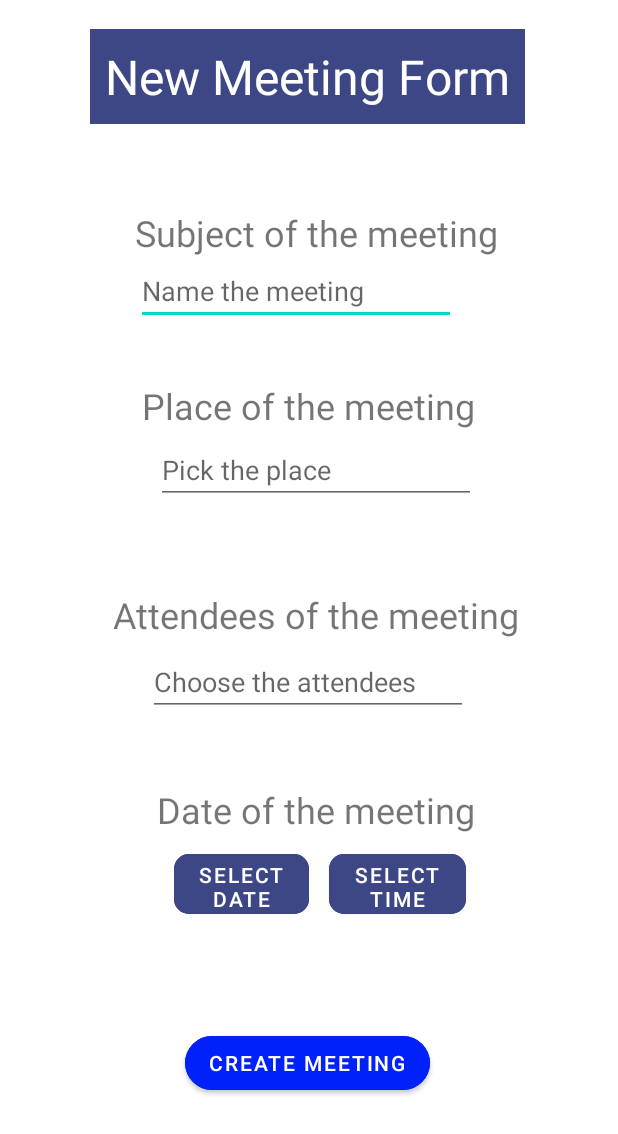
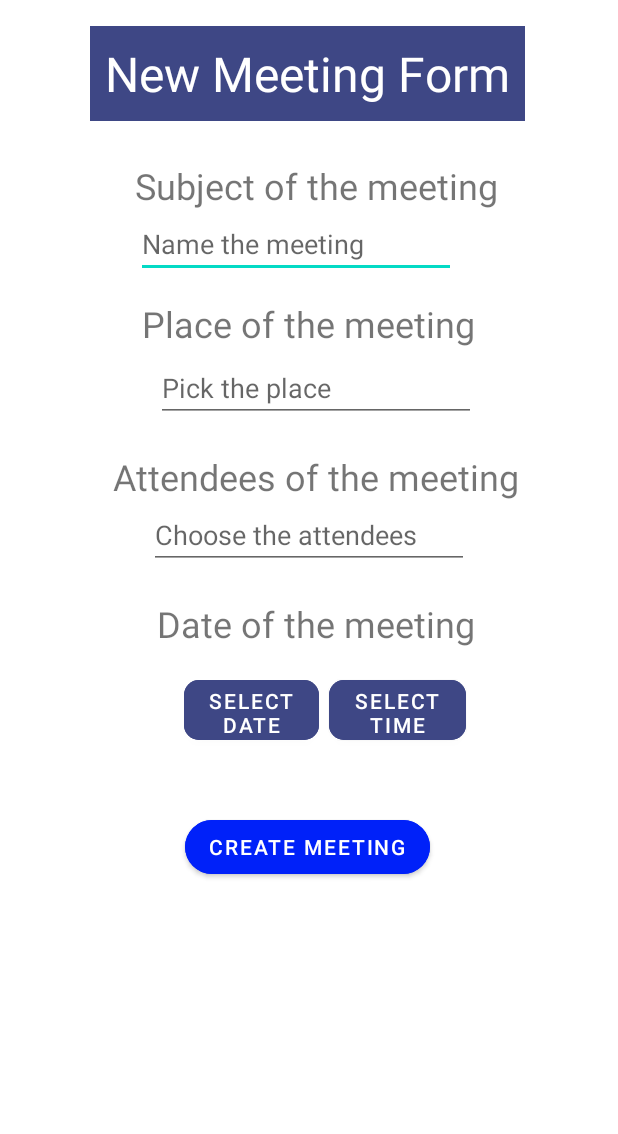
Before and after one commit to vigneaud-khalid/Ma_reu, an Android app: the AddMeetingActivity screen opened directly, with no data from a screen before it, on a phone screen of 412 x 824 dp. Shown: the top 1134 px of the screen. Run offline under Robolectric (Android 15) with nearby library versions, the phone set to English and light mode, and no system bars.

```diff
--- a/app/src/main/java/com/khalid/mareu/repository/MeetingRepository.java
+++ b/app/src/main/java/com/khalid/mareu/repository/MeetingRepository.java
@@ -11,8 +11,6 @@ import java.util.List;
  */
 public class MeetingRepository {
 
-
-
     private final MeetingApiService service;
     private String filterOption;
 
@@ -23,9 +21,6 @@ public class MeetingRepository {
 //     * Get an instance on @{@link MeetingApiService}
 //     * @return
 //     */
-//    public static MeetingApiService getMeetingApiService() {
-//        return service;
-//    }
 
     /**
      * Get always a new instance on @{@link MeetingApiService}. Useful for tests, so we ensure the context is clean.
--- a/app/src/main/java/com/khalid/mareu/ui/MeetingFragment.java
+++ b/app/src/main/java/com/khalid/mareu/ui/MeetingFragment.java
@@ -64,7 +64,7 @@ public class MeetingFragment extends Fragment {
     public void initList() {
         mMeetings = mRep.getMeetings();
         if (mMeetings.isEmpty()){
-            Toast.makeText(getActivity(),"With your criteria there are no meetings!", Toast.LENGTH_LONG).show();
+            Toast.makeText(getActivity(),"With your criteria there are no meeting!", Toast.LENGTH_LONG).show();
         }
         mRecyclerView.setAdapter(new MyMeetingRecyclerViewAdapter(mMeetings));
     }
--- a/app/src/main/res/layout/activity_add_meeting.xml
+++ b/app/src/main/res/layout/activity_add_meeting.xml
@@ -1,11 +1,15 @@
 <?xml version="1.0" encoding="utf-8"?>
-<androidx.constraintlayout.widget.ConstraintLayout xmlns:android="http://schemas.android.com/apk/res/android"
+<ScrollView
+    xmlns:android="http://schemas.android.com/apk/res/android"
     xmlns:app="http://schemas.android.com/apk/res-auto"
     xmlns:tools="http://schemas.android.com/tools"
+    android:orientation="vertical"
+    android:layout_width="match_parent"
+    android:layout_height="wrap_content" >
+<androidx.constraintlayout.widget.ConstraintLayout
     android:layout_width="match_parent"
     android:layout_height="match_parent"
     tools:context=".ui.AddMeetingActivity">
-
 
     <TextView
         android:id="@+id/title"
@@ -17,7 +21,6 @@
         android:background="#58A3FF"
         android:backgroundTint="#3E4785"
         android:padding="10dp"
-
         android:text="@string/title"
         android:textColor="@color/cardview_light_background"
         android:textSize="32dp"
@@ -33,7 +36,7 @@
         android:layout_width="wrap_content"
         android:layout_height="wrap_content"
         android:layout_marginStart="20dp"
-        android:layout_marginTop="5dp"
+        android:layout_marginTop="15dp"
         android:layout_marginEnd="10dp"
         android:paddingLeft="13dp"
         android:text="@string/subject"
@@ -45,7 +48,6 @@
         app:layout_constraintTop_toTopOf="parent"
         app:layout_constraintVertical_bias="0.17" />
 
-
     <EditText
         android:id="@+id/subjectField"
         android:layout_width="wrap_content"
@@ -56,6 +58,21 @@
         app:layout_constraintHorizontal_bias="0.457"
         app:layout_constraintStart_toStartOf="parent"
         app:layout_constraintTop_toBottomOf="@+id/subject" />
+
+    <TextView
+        android:id="@+id/place"
+        android:layout_width="wrap_content"
+        android:layout_height="wrap_content"
+        android:layout_marginStart="20dp"
+        android:layout_marginTop="14dp"
+        android:layout_marginEnd="20dp"
+        android:paddingLeft="13dp"
+        android:text="@string/place"
+        android:textSize="24dp"
+        app:layout_constraintEnd_toEndOf="parent"
+        app:layout_constraintHorizontal_bias="0.449"
+        app:layout_constraintStart_toStartOf="parent"
+        app:layout_constraintTop_toBottomOf="@+id/subjectField" />
 
     <AutoCompleteTextView
         android:id="@+id/autocomplete_place"
@@ -71,21 +88,19 @@
         app:layout_constraintTop_toBottomOf="@+id/place" />
 
     <TextView
-        android:id="@+id/place"
+        android:id="@+id/attendees"
         android:layout_width="wrap_content"
         android:layout_height="wrap_content"
         android:layout_marginStart="20dp"
-        android:layout_marginTop="14dp"
+        android:layout_marginTop="20dp"
         android:layout_marginEnd="20dp"
         android:paddingLeft="13dp"
-        android:text="@string/place"
+        android:text="@string/attendeesChoice"
         android:textSize="24dp"
-        app:layout_constraintBottom_toBottomOf="parent"
         app:layout_constraintEnd_toEndOf="parent"
-        app:layout_constraintHorizontal_bias="0.449"
+        app:layout_constraintHorizontal_bias="0.477"
         app:layout_constraintStart_toStartOf="parent"
-        app:layout_constraintTop_toTopOf="parent"
-        app:layout_constraintVertical_bias="0.309" />
+        app:layout_constraintTop_toBottomOf="@+id/autocomplete_place" />
 
     <MultiAutoCompleteTextView
         android:id="@+id/autocomplete_attendees"
@@ -94,94 +109,69 @@
         android:completionThreshold="1"
         android:ems="10"
         android:hint="@string/listAttendees"
-        app:layout_constraintBottom_toBottomOf="parent"
         app:layout_constraintEnd_toEndOf="parent"
-        app:layout_constraintHorizontal_bias="0.497"
-
         app:layout_constraintStart_toStartOf="parent"
-        app:layout_constraintTop_toTopOf="parent"
-        app:layout_constraintVertical_bias="0.555" />
-
-    <TextView
-        android:id="@+id/attendees"
-        android:layout_width="wrap_content"
-        android:layout_height="wrap_content"
-        android:layout_marginStart="20dp"
-        android:layout_marginTop="24dp"
-        android:layout_marginEnd="20dp"
-        android:paddingLeft="13dp"
-        android:text="@string/attendeesChoice"
-        android:textSize="24dp"
-        app:layout_constraintBottom_toBottomOf="parent"
-        app:layout_constraintEnd_toEndOf="parent"
-        app:layout_constraintHorizontal_bias="0.477"
-        app:layout_constraintStart_toStartOf="parent"
-        app:layout_constraintTop_toTopOf="parent"
-        app:layout_constraintVertical_bias="0.481" />
-
+        app:layout_constraintTop_toBottomOf="@+id/attendees" />
 
     <TextView
         android:id="@+id/date"
         android:layout_width="wrap_content"
         android:layout_height="wrap_content"
+        android:layout_marginTop="20dp"
         android:layout_marginStart="20dp"
-        android:layout_marginTop="24dp"
         android:layout_marginEnd="20dp"
         android:paddingLeft="13dp"
         android:text="@string/date"
         android:textSize="24dp"
-        app:layout_constraintBottom_toBottomOf="parent"
         app:layout_constraintEnd_toEndOf="parent"
         app:layout_constraintHorizontal_bias="0.486"
         app:layout_constraintStart_toStartOf="parent"
-        app:layout_constraintTop_toTopOf="parent"
-        app:layout_constraintVertical_bias="0.651" />
+        app:layout_constraintTop_toBottomOf="@+id/autocomplete_attendees" />
+
+    <Button
+        android:id="@+id/onDateSet"
+        android:layout_width="90dp"
+        android:layout_height="52dp"
+        android:layout_marginTop="15dp"
+        android:backgroundTint="#3E4785"
+        android:onClick="chooseDate"
+        android:text="SELECT DATE"
+        app:cornerRadius="10dp"
+        app:layout_constraintEnd_toEndOf="parent"
+        app:layout_constraintHorizontal_bias="0.38"
+        app:layout_constraintStart_toStartOf="parent"
+        app:layout_constraintTop_toBottomOf="@+id/date" />
+
+    <Button
+        android:id="@+id/onTimeSet"
+        android:layout_width="91dp"
+        android:layout_height="52dp"
+        android:layout_marginTop="15dp"
+        android:backgroundTint="#3E4785"
+        android:onClick="chooseTime"
+        android:text="SELECT TIME"
+        app:cornerRadius="10dp"
+        app:layout_constraintEnd_toEndOf="parent"
+        app:layout_constraintHorizontal_bias="0.684"
+        app:layout_constraintStart_toStartOf="parent"
+        app:layout_constraintTop_toBottomOf="@+id/date" />
 
     <TextView
         android:id="@+id/dateDisplay"
         android:layout_width="145dp"
         android:layout_height="21dp"
+        android:layout_marginTop="10dp"
         android:ems="10"
         app:layout_constraintBottom_toTopOf="@+id/confirm_add_button"
         app:layout_constraintEnd_toEndOf="parent"
         app:layout_constraintStart_toStartOf="parent"
-        app:layout_constraintTop_toBottomOf="@+id/date"
-        app:layout_constraintVertical_bias="0.81" />
-
-    <Button
-        android:id="@+id/onTimeSet"
-        android:layout_width="91dp"
-        android:layout_height="52dp"
-        android:backgroundTint="#3E4785"
-        android:onClick="chooseTime"
-        android:text="SELECT TIME"
-        app:cornerRadius="10dp"
-        app:layout_constraintBottom_toBottomOf="parent"
-        app:layout_constraintEnd_toEndOf="parent"
-        app:layout_constraintHorizontal_bias="0.684"
-        app:layout_constraintStart_toStartOf="parent"
-        app:layout_constraintTop_toTopOf="parent"
-        app:layout_constraintVertical_bias="0.73" />
-
-    <Button
-        android:id="@+id/onDateSet"
-        android:layout_width="90dp"
-        android:layout_height="52dp"
-        android:backgroundTint="#3E4785"
-        android:onClick="chooseDate"
-        android:text="SELECT DATE"
-        app:cornerRadius="10dp"
-        app:layout_constraintBottom_toBottomOf="parent"
-        app:layout_constraintEnd_toEndOf="parent"
-        app:layout_constraintHorizontal_bias="0.361"
-        app:layout_constraintStart_toStartOf="parent"
-        app:layout_constraintTop_toTopOf="parent"
-        app:layout_constraintVertical_bias="0.73" />
+        app:layout_constraintTop_toBottomOf="@+id/onDateSet" />
 
     <Button
         android:id="@+id/confirm_add_button"
         android:layout_width="wrap_content"
         android:layout_height="wrap_content"
+        android:layout_marginTop="10dp"
         android:backgroundTint="#0021F9"
         android:onClick="submitButtonHandler"
         android:text="Create Meeting"
@@ -190,8 +180,7 @@
         app:layout_constraintEnd_toEndOf="parent"
         app:layout_constraintHorizontal_bias="0.495"
         app:layout_constraintStart_toStartOf="parent"
-        app:layout_constraintTop_toTopOf="parent"
-        app:layout_constraintVertical_bias="0.882" />
-
+        app:layout_constraintTop_toBottomOf="@+id/dateDisplay" />
 
 </androidx.constraintlayout.widget.ConstraintLayout>
+</ScrollView>
--- a/app/src/main/res/layout/activity_list_meeting.xml
+++ b/app/src/main/res/layout/activity_list_meeting.xml
@@ -18,9 +18,7 @@
         app:layout_constraintTop_toTopOf="parent"
         app:popupTheme="@style/ThemeOverlay.AppCompat.Light"
         app:titleTextAppearance="@style/Toolbar.TitleText">
-
     </androidx.appcompat.widget.Toolbar>
-
 
     <androidx.fragment.app.FragmentContainerView
         android:id="@+id/fragment_container_view"
--- a/app/src/main/res/layout/fragment_meeting.xml
+++ b/app/src/main/res/layout/fragment_meeting.xml
@@ -5,7 +5,6 @@
     android:layout_width="match_parent"
     android:layout_height="wrap_content"
     android:orientation="vertical">
-
 
     <ImageView
         android:id="@+id/item_round_color_circle"
@@ -38,9 +37,9 @@
             android:layout_height="wrap_content"
             android:layout_marginStart="9dp"
             android:textSize="16sp"
+            android:textColor="@color/black"
             android:textStyle="bold"
             app:layout_constraintBottom_toBottomOf="@+id/item_round_color_circle"
-
             app:layout_constraintStart_toEndOf="@+id/item_round_color_circle"
             app:layout_constraintTop_toTopOf="@+id/item_round_color_circle" />
 
@@ -53,11 +52,9 @@
             android:maxLines="2"
             android:textSize="14sp"
             android:textStyle="bold"
-
             app:layout_constraintBottom_toBottomOf="@+id/item_round_color_circle"
             app:layout_constraintStart_toEndOf="@+id/item_round_color_circle"
             app:layout_constraintTop_toTopOf="@+id/item_round_color_circle" />
-
     </LinearLayout>
 
     <ImageButton
--- a/app/src/main/res/menu/menu_filter.xml
+++ b/app/src/main/res/menu/menu_filter.xml
@@ -45,12 +45,6 @@
             <item
                 android:id="@+id/filter_on_place_Room10"
                 android:title="place: Room10" />
-
-
-
         </menu>
-
     </item>
-
-
 </menu>
```
Also changed, not shown: app/src/main/java/com/khalid/mareu/service/FakeMeetingApiService.java (+2 -5 lines), app/src/main/java/com/khalid/mareu/ui/AddMeetingActivity.java (+7 -10 lines), app/src/main/java/com/khalid/mareu/ui/ListMeetingActivity.java (+5 -4 lines), app/src/main/java/com/khalid/mareu/ui/MyMeetingRecyclerViewAdapter.java (+1 -6 lines), app/src/main/java/com/khalid/mareu/ui/placeholder/PlaceholderContent.java (deleted, +0 -72 lines), 3 other files. Lines whose indentation alone changed are shown as unchanged.
